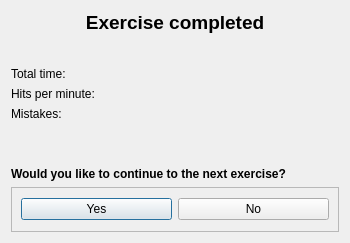
This is ui/levelsummary.ui in Open-Typer/Open-Typer as Qt 5 draws it before an edit. The edited form follows.
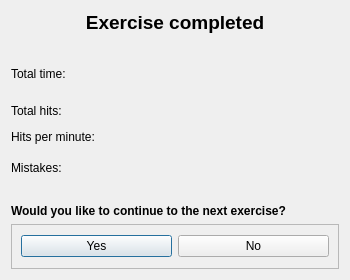
This is the edited form.

Commit message: ui: levelsummary: Add total hits label

Diff of the .ui file:
```diff
--- a/ui/levelsummary.ui
+++ b/ui/levelsummary.ui
@@ -7,61 +7,25 @@
     <x>0</x>
     <y>0</y>
     <width>350</width>
-    <height>243</height>
+    <height>280</height>
    </rect>
   </property>
   <property name="minimumSize">
    <size>
     <width>350</width>
-    <height>243</height>
+    <height>280</height>
    </size>
   </property>
   <property name="maximumSize">
    <size>
     <width>350</width>
-    <height>243</height>
+    <height>280</height>
    </size>
   </property>
   <property name="windowTitle">
    <string>Summary</string>
   </property>
   <layout class="QGridLayout" name="gridLayout">
-   <item row="2" column="0">
-    <widget class="QLabel" name="timeLabel">
-     <property name="text">
-      <string>Total time:</string>
-     </property>
-     <property name="alignment">
-      <set>Qt::AlignLeading|Qt::AlignLeft|Qt::AlignTop</set>
-     </property>
-    </widget>
-   </item>
-   <item row="6" column="0">
-    <widget class="QLabel" name="questionLabel">
-     <property name="font">
-      <font>
-       <weight>75</weight>
-       <bold>true</bold>
-      </font>
-     </property>
-     <property name="text">
-      <string>Would you like to continue to the next exercise?</string>
-     </property>
-     <property name="alignment">
-      <set>Qt::AlignBottom|Qt::AlignLeading|Qt::AlignLeft</set>
-     </property>
-    </widget>
-   </item>
-   <item row="3" column="0">
-    <widget class="QLabel" name="hpmLabel">
-     <property name="text">
-      <string>Hits per minute:</string>
-     </property>
-     <property name="alignment">
-      <set>Qt::AlignLeading|Qt::AlignLeft|Qt::AlignTop</set>
-     </property>
-    </widget>
-   </item>
    <item row="1" column="0">
     <widget class="QLabel" name="titleLabel">
      <property name="sizePolicy">
@@ -92,6 +56,42 @@
     </widget>
    </item>
    <item row="4" column="0">
+    <widget class="QLabel" name="hpmLabel">
+     <property name="text">
+      <string>Hits per minute:</string>
+     </property>
+     <property name="alignment">
+      <set>Qt::AlignLeading|Qt::AlignLeft|Qt::AlignTop</set>
+     </property>
+    </widget>
+   </item>
+   <item row="2" column="0">
+    <widget class="QLabel" name="timeLabel">
+     <property name="text">
+      <string>Total time:</string>
+     </property>
+     <property name="alignment">
+      <set>Qt::AlignLeading|Qt::AlignLeft|Qt::AlignTop</set>
+     </property>
+    </widget>
+   </item>
+   <item row="6" column="0">
+    <widget class="QLabel" name="questionLabel">
+     <property name="font">
+      <font>
+       <weight>75</weight>
+       <bold>true</bold>
+      </font>
+     </property>
+     <property name="text">
+      <string>Would you like to continue to the next exercise?</string>
+     </property>
+     <property name="alignment">
+      <set>Qt::AlignBottom|Qt::AlignLeading|Qt::AlignLeft</set>
+     </property>
+    </widget>
+   </item>
+   <item row="5" column="0">
     <widget class="QLabel" name="mistakesLabel">
      <property name="text">
       <string>Mistakes:</string>
@@ -101,25 +101,6 @@
      </property>
     </widget>
    </item>
-   <item row="5" column="0">
-    <widget class="QFrame" name="frame">
-     <property name="sizePolicy">
-      <sizepolicy hsizetype="Preferred" vsizetype="Expanding">
-       <horstretch>0</horstretch>
-       <verstretch>0</verstretch>
-      </sizepolicy>
-     </property>
-     <property name="frameShape">
-      <enum>QFrame::NoFrame</enum>
-     </property>
-     <property name="frameShadow">
-      <enum>QFrame::Plain</enum>
-     </property>
-     <property name="lineWidth">
-      <number>0</number>
-     </property>
-    </widget>
-   </item>
    <item row="7" column="0">
     <widget class="QFrame" name="frame_2">
      <property name="sizePolicy">
@@ -176,6 +157,13 @@
      </layout>
     </widget>
    </item>
+   <item row="3" column="0">
+    <widget class="QLabel" name="hitsLabel">
+     <property name="text">
+      <string>Total hits:</string>
+     </property>
+    </widget>
+   </item>
   </layout>
  </widget>
  <resources/>
```
